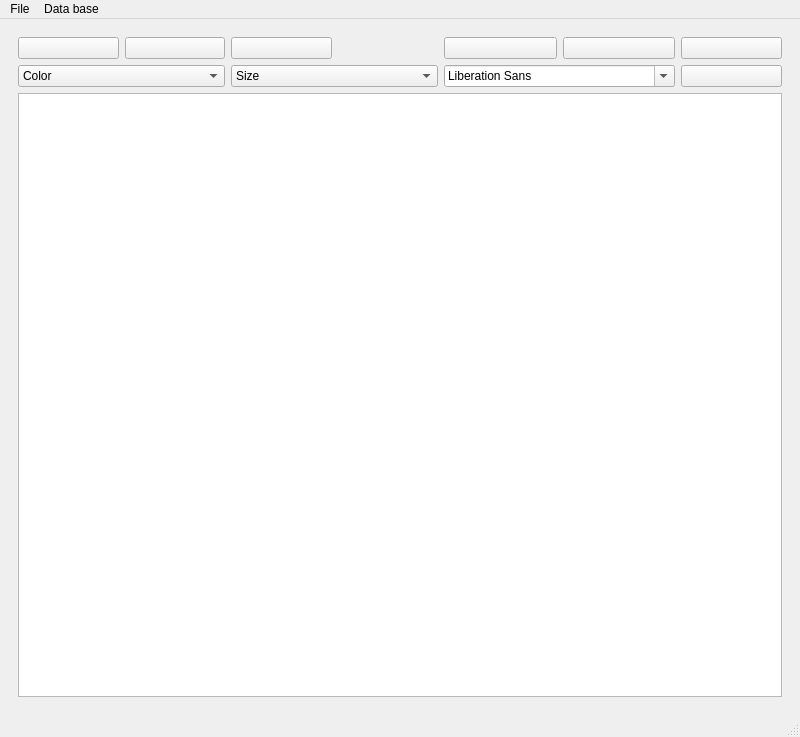
tmoj1428/Text_Editor_Qt-Designer, file TextEDV2/mainwindow.ui: the form before one commit.
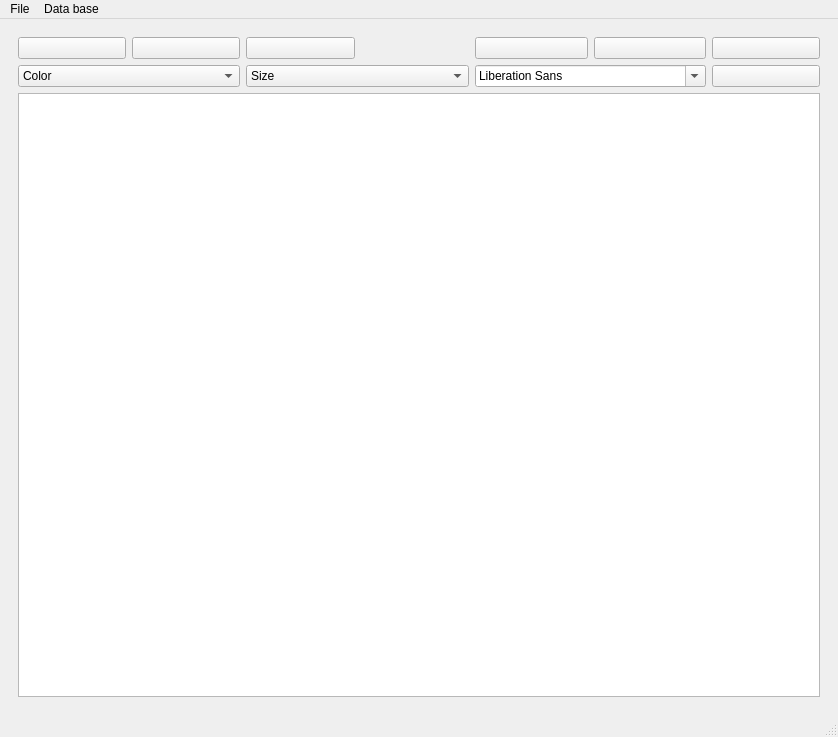
The form after the commit. Icons and pictures are not drawn.

What changed in the file:
```diff
--- a/TextEDV2/mainwindow.ui
+++ b/TextEDV2/mainwindow.ui
@@ -6,7 +6,7 @@
    <rect>
     <x>0</x>
     <y>0</y>
-    <width>800</width>
+    <width>838</width>
     <height>737</height>
    </rect>
   </property>
@@ -316,8 +316,8 @@
     <rect>
      <x>0</x>
      <y>0</y>
-     <width>800</width>
-     <height>19</height>
+     <width>838</width>
+     <height>39</height>
     </rect>
    </property>
    <widget class="QMenu" name="menuHello">
```
Left out of the diff: 36 changed lines with no effect on the pictures.
